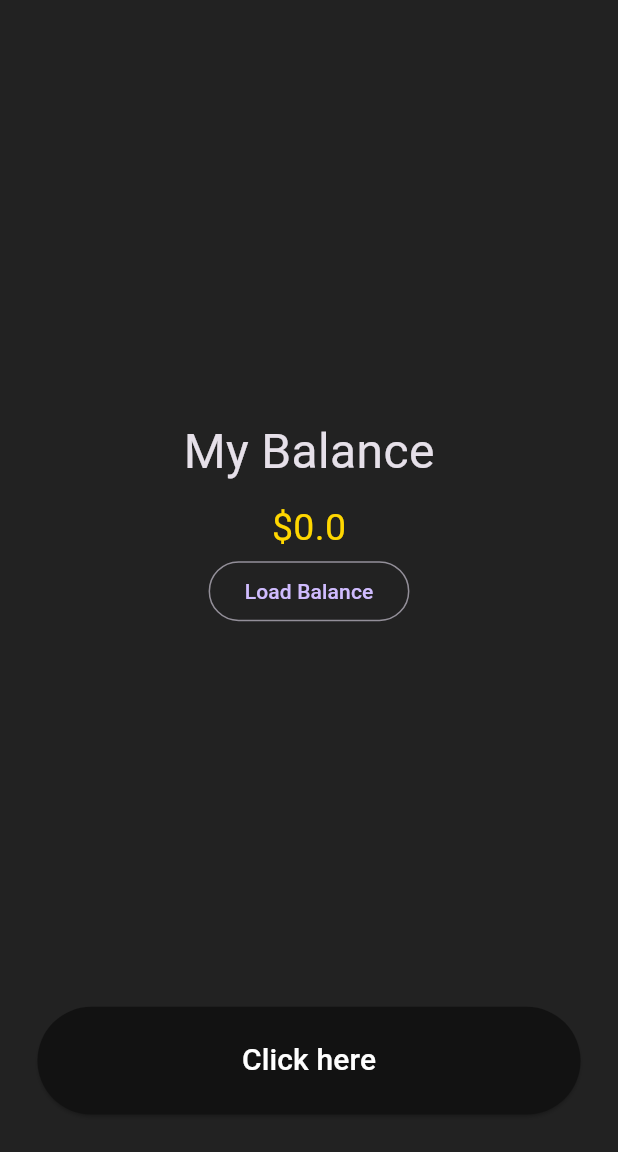
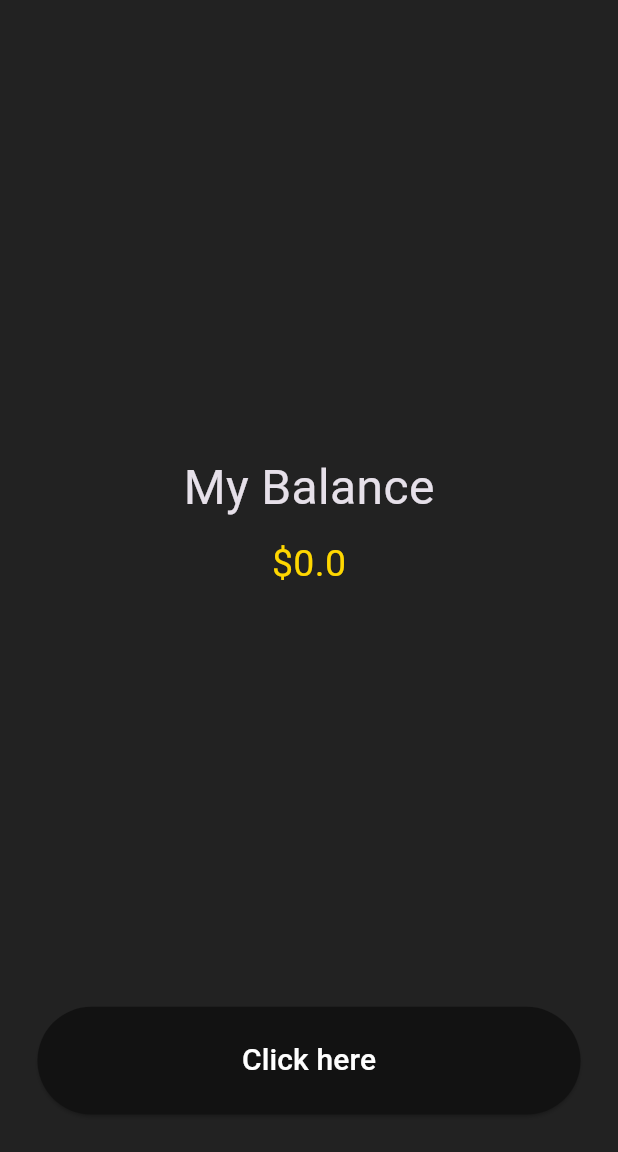
Before and after one commit to Myatty/Billionaire-App, a Flutter app: the screen it shows after launch, on a phone screen of 412 x 824 dp, the part 84-1236 px from its top. Run offline on Flutter 3.47's test engine with Material 3 defaults, Android fonts, the phone set to English and light mode, and no system bars; our stand-ins replace shared_preferences.

Commit message:
Add initState to loadBalance at the start

```diff
--- a/lib/main.dart
+++ b/lib/main.dart
@@ -23,6 +23,12 @@ class _MyAppState extends State<MyApp> {
     // Obtain shared preferences
     final SharedPreferences pref = await SharedPreferences.getInstance();
     await pref.setDouble('balance', balance);
+  }
+
+  @override
+  void initState() {
+    loadBalance();
+    super.initState();
   }
 
   void loadBalance() async {
@@ -66,8 +72,6 @@ class _MyAppState extends State<MyApp> {
                         style:
                             TextStyle(fontSize: 25, color: Color(0xFFFFD700)),
                       ),
-                      OutlinedButton(
-                          onPressed: loadBalance, child: Text("Load Balance"))
                     ],
                   ),
                 ),
```
